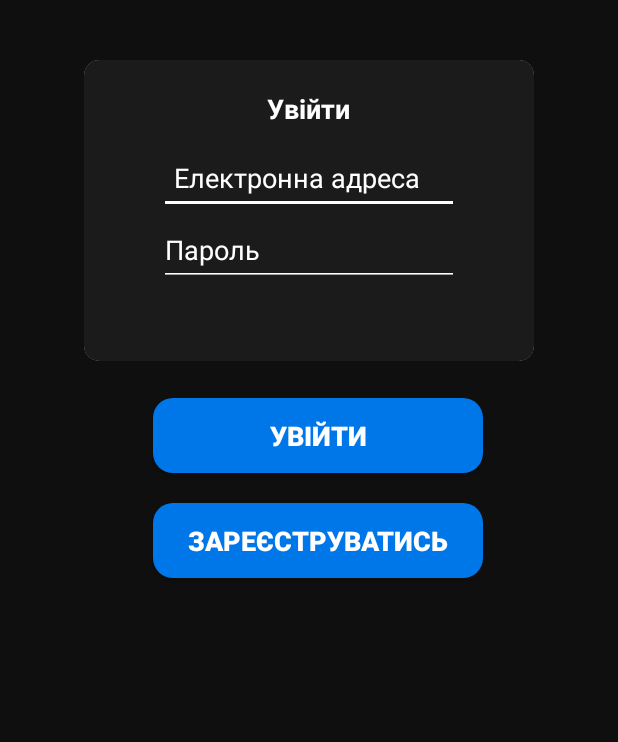
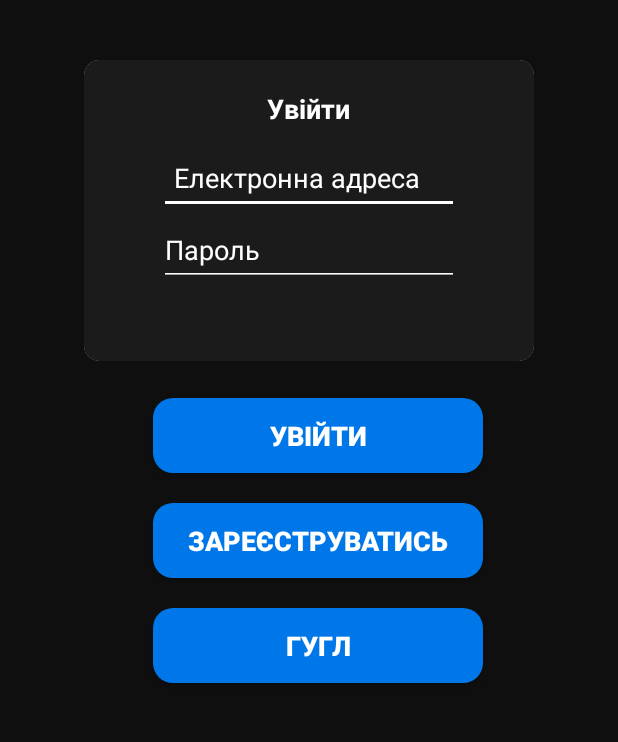
Before and after one commit to vov4ik-v/CounterDisplayApp, an Android app: the LoginActivity screen opened directly, with no data from a screen before it, on a phone screen of 412 x 824 dp, the part 344-1086 px from its top. Run offline under Robolectric (Android 15) with nearby library versions, the phone set to English and light mode, and no system bars; our stand-ins replace sdp/ssp sizes.

Commit message:
Add google sign-in button

```diff
--- a/app/build.gradle.kts
+++ b/app/build.gradle.kts
@@ -47,6 +47,8 @@ dependencies {
     implementation("androidx.constraintlayout:constraintlayout:2.1.4")
     implementation("it.sephiroth.android.library.horizontallistview:hlistview:1.2.2")
     implementation("androidx.core:core-ktx:+")
+    implementation("com.google.android.gms:play-services-base:18.3.0")
+    implementation("com.google.android.gms:play-services-auth:21.0.0")
 
     testImplementation("junit:junit:4.13.2")
     implementation("pl.droidsonroids.gif:android-gif-drawable:1.2.17")
--- a/app/src/main/res/layout/activity_login.xml
+++ b/app/src/main/res/layout/activity_login.xml
@@ -122,5 +122,23 @@
         app:layout_constraintHorizontal_bias="0.595"
         app:layout_constraintStart_toStartOf="@+id/cardView6"
         app:layout_constraintTop_toTopOf="@+id/cardView6" />
+    <Button
+            android:id="@+id/google_login_btn"
+            android:layout_width="220dp"
+            android:layout_height="50dp"
+            android:layout_marginStart="8dp"
+            android:layout_marginTop="365dp"
+            android:layout_marginEnd="8dp"
+            android:background="@drawable/button_login"
+            android:elevation="10dp"
+            android:onClick="onClick"
+            android:text="Гугл"
+            android:textColor="@color/white"
+            android:textSize="18sp"
+            android:textStyle="bold"
+            app:layout_constraintEnd_toEndOf="@+id/cardView6"
+            app:layout_constraintHorizontal_bias="0.595"
+            app:layout_constraintStart_toStartOf="@+id/cardView6"
+            app:layout_constraintTop_toTopOf="@+id/cardView6" />
 
 </androidx.constraintlayout.widget.ConstraintLayout>
```
Also changed, not shown: app/src/main/java/com/spm/vasylyshyn/counterdisplayapp/activity/LoginActivity.kt (+34 -2 lines).
